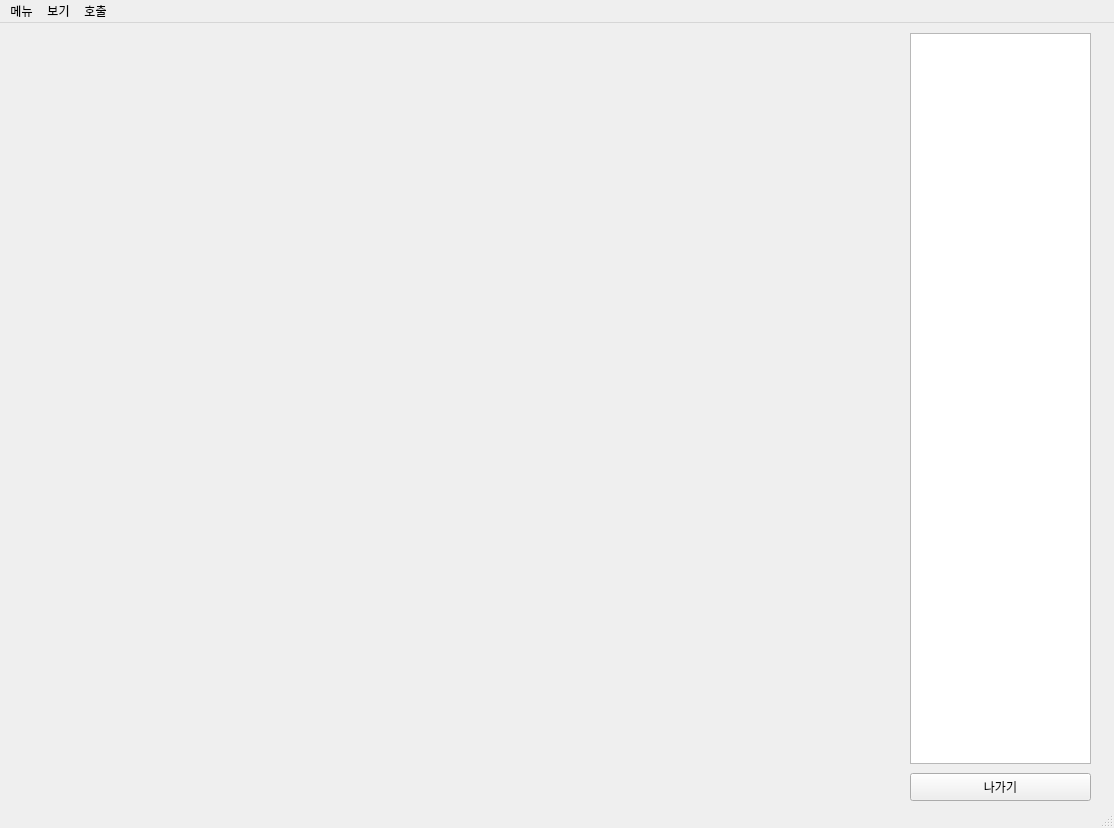
Qt form main.ui (SSU-DC-DCWZ/ObsCare_Front) before a commit.
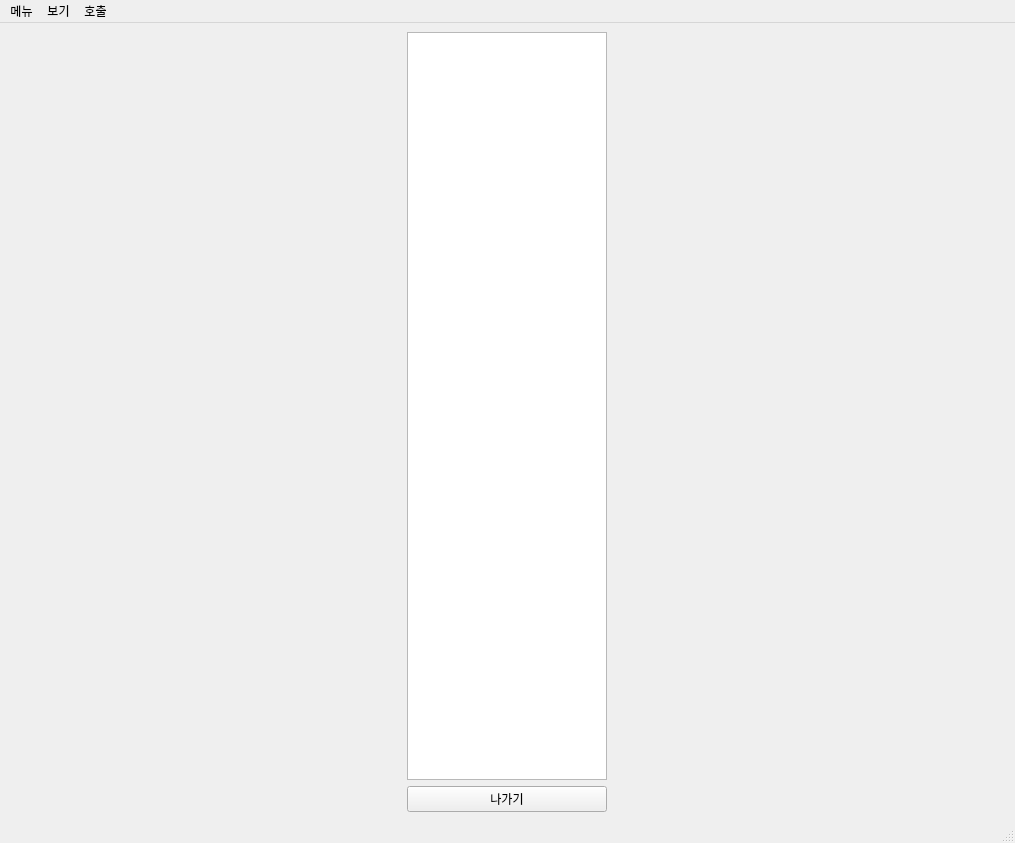
The same form after that commit.

Commit message: changed to relative layers

Diff of the .ui file:
```diff
--- a/main.ui
+++ b/main.ui
@@ -6,61 +6,57 @@
    <rect>
     <x>0</x>
     <y>0</y>
-    <width>1114</width>
-    <height>828</height>
+    <width>1015</width>
+    <height>843</height>
    </rect>
   </property>
   <property name="windowTitle">
    <string>MainWindow</string>
   </property>
   <widget class="QWidget" name="centralwidget">
-   <widget class="QPushButton" name="exit_button">
-    <property name="geometry">
-     <rect>
-      <x>910</x>
-      <y>750</y>
-      <width>181</width>
-      <height>28</height>
-     </rect>
-    </property>
-    <property name="text">
-     <string>나가기</string>
-    </property>
-   </widget>
-   <widget class="QWidget" name="verticalLayoutWidget_3">
-    <property name="geometry">
-     <rect>
-      <x>910</x>
-      <y>10</y>
-      <width>181</width>
-      <height>731</height>
-     </rect>
-    </property>
-    <layout class="QVBoxLayout" name="alarm_layout">
-     <item>
-      <widget class="QTextBrowser" name="textBrowser"/>
-     </item>
-    </layout>
-   </widget>
-   <widget class="QWidget" name="gridLayoutWidget">
-    <property name="geometry">
-     <rect>
-      <x>40</x>
-      <y>10</y>
-      <width>851</width>
-      <height>761</height>
-     </rect>
-    </property>
-    <layout class="QGridLayout" name="video_layout"/>
-   </widget>
+   <layout class="QGridLayout" name="gridLayout">
+    <item row="0" column="0" rowspan="2">
+     <layout class="QGridLayout" name="video_layout"/>
+    </item>
+    <item row="0" column="1">
+     <layout class="QVBoxLayout" name="alarm_layout">
+      <item>
+       <widget class="QTextBrowser" name="textBrowser">
+        <property name="enabled">
+         <bool>true</bool>
+        </property>
+        <property name="maximumSize">
+         <size>
+          <width>200</width>
+          <height>16777215</height>
+         </size>
+        </property>
+       </widget>
+      </item>
+     </layout>
+    </item>
+    <item row="1" column="1">
+     <widget class="QPushButton" name="exit_button">
+      <property name="maximumSize">
+       <size>
+        <width>200</width>
+        <height>16777215</height>
+       </size>
+      </property>
+      <property name="text">
+       <string>나가기</string>
+      </property>
+     </widget>
+    </item>
+   </layout>
   </widget>
   <widget class="QMenuBar" name="menubar">
    <property name="geometry">
     <rect>
      <x>0</x>
      <y>0</y>
-     <width>1114</width>
-     <height>26</height>
+     <width>1015</width>
+     <height>21</height>
     </rect>
    </property>
    <widget class="QMenu" name="menu">
```
Left out of the diff: 3 changed lines with no effect on the pictures. The commit also changes 2 other files.
